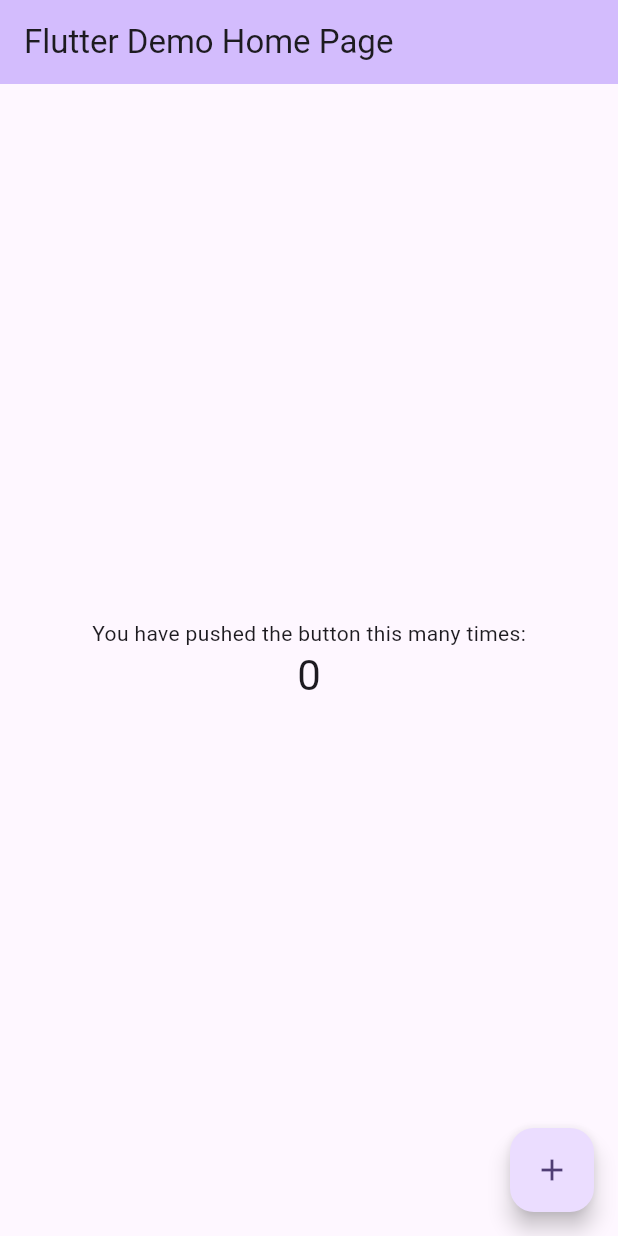
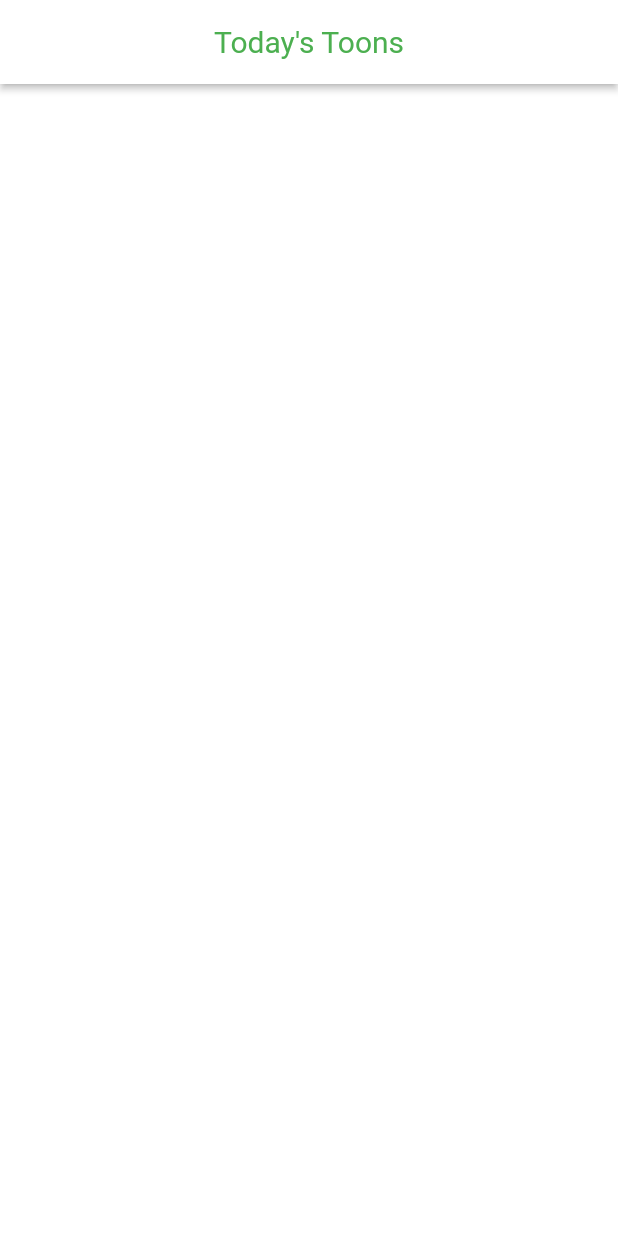
Before and after one commit to tenisme/webtoon_app, a Flutter app: the screen it shows after launch, on a phone screen of 412 x 824 dp. Run offline on Flutter 3.47's test engine with Material 3 defaults, Android fonts, the light colour scheme and no system bars.

Commit message:
Create home_screen.dart

```diff
--- a/lib/main.dart
+++ b/lib/main.dart
@@ -1,4 +1,5 @@
 import 'package:flutter/material.dart';
+import 'package:webtoon_app/screens/home_screen.dart';
 
 void main() {
   runApp(const MyApp());
@@ -12,111 +13,8 @@ class MyApp extends StatelessWidget {
   Widget build(BuildContext context) {
     return MaterialApp(
       title: 'Flutter Demo',
-      theme: ThemeData(
-        // This is the theme of your application.
-        //
-        // TRY THIS: Try running your application with "flutter run". You'll see
-        // the application has a purple toolbar. Then, without quitting the app,
-        // try changing the seedColor in the colorScheme below to Colors.green
-        // and then invoke "hot reload" (save your changes or press the "hot
-        // reload" button in a Flutter-supported IDE, or press "r" if you used
-        // the command line to start the app).
-        //
-        // Notice that the counter didn't reset back to zero; the application
-        // state is not lost during the reload. To reset the state, use hot
-        // restart instead.
-        //
-        // This works for code too, not just values: Most code changes can be
-        // tested with just a hot reload.
-        colorScheme: .fromSeed(seedColor: Colors.deepPurple),
-      ),
-      home: const MyHomePage(title: 'Flutter Demo Home Page'),
+      theme: ThemeData(colorScheme: .fromSeed(seedColor: Colors.deepPurple)),
+      home: HomeScreen(),
     );
   }
 }
-
-class MyHomePage extends StatefulWidget {
-  const MyHomePage({super.key, required this.title});
-
-  // This widget is the home page of your application. It is stateful, meaning
-  // that it has a State object (defined below) that contains fields that affect
-  // how it looks.
-
-  // This class is the configuration for the state. It holds the values (in this
-  // case the title) provided by the parent (in this case the App widget) and
-  // used by the build method of the State. Fields in a Widget subclass are
-  // always marked "final".
-
-  final String title;
-
-  @override
-  State<MyHomePage> createState() => _MyHomePageState();
-}
-
-class _MyHomePageState extends State<MyHomePage> {
-  int _counter = 0;
-
-  void _incrementCounter() {
-    setState(() {
-      // This call to setState tells the Flutter framework that something has
-      // changed in this State, which causes it to rerun the build method below
-      // so that the display can reflect the updated values. If we changed
-      // _counter without calling setState(), then the build method would not be
-      // called again, and so nothing would appear to happen.
-      _counter++;
-    });
-  }
-
-  @override
-  Widget build(BuildContext context) {
-    // This method is rerun every time setState is called, for instance as done
-    // by the _incrementCounter method above.
-    //
-    // The Flutter framework has been optimized to make rerunning build methods
-    // fast, so that you can just rebuild anything that needs updating rather
-    // than having to individually change instances of widgets.
-    return Scaffold(
-      appBar: AppBar(
-        // TRY THIS: Try changing the color here to a specific color (to
-        // Colors.amber, perhaps?) and trigger a hot reload to see the AppBar
-        // change color while the other colors stay the same.
-        backgroundColor: Theme.of(context).colorScheme.inversePrimary,
-        // Here we take the value from the MyHomePage object that was created by
-        // the App.build method, and use it to set our appbar title.
-        title: Text(widget.title),
-      ),
-      body: Center(
-        // Center is a layout widget. It takes a single child and positions it
-        // in the middle of the parent.
-        child: Column(
-          // Column is also a layout widget. It takes a list of children and
-          // arranges them vertically. By default, it sizes itself to fit its
-          // children horizontally, and tries to be as tall as its parent.
-          //
-          // Column has various properties to control how it sizes itself and
-          // how it positions its children. Here we use mainAxisAlignment to
-          // center the children vertically; the main axis here is the vertical
-          // axis because Columns are vertical (the cross axis would be
-          // horizontal).
-          //
-          // TRY THIS: Invoke "debug painting" (choose the "Toggle Debug Paint"
-          // action in the IDE, or press "p" in the console), to see the
-          // wireframe for each widget.
-          mainAxisAlignment: .center,
-          children: [
-            const Text('You have pushed the button this many times:'),
-            Text(
-              '$_counter',
-              style: Theme.of(context).textTheme.headlineMedium,
-            ),
-          ],
-        ),
-      ),
-      floatingActionButton: FloatingActionButton(
-        onPressed: _incrementCounter,
-        tooltip: 'Increment',
-        child: const Icon(Icons.add),
-      ),
-    );
-  }
-}
--- /dev/null
+++ b/lib/screens/home_screen.dart
@@ -0,0 +1,26 @@
+import 'package:flutter/material.dart';
+
+class HomeScreen extends StatelessWidget {
+  const HomeScreen({super.key});
+
+  @override
+  Widget build(BuildContext context) {
+    // Scaffold() : screen을 위한 기본적인 레이아웃과 설정을 제공해 준다.
+    return Scaffold(
+      backgroundColor: Colors.white,
+      appBar: AppBar(
+        // title 가운데 정렬
+        centerTitle: true,
+        // 그림자 두께 정도를 조절함
+        elevation: 2,
+        shadowColor: Colors.black,
+        backgroundColor: Colors.white,
+        // appBar의 폰트 컬러를 변경한다.
+        foregroundColor: Colors.green,
+        // ???
+        surfaceTintColor: Colors.white,
+        title: Text("Today's Toons", style: TextStyle(fontSize: 20)),
+      ),
+    );
+  }
+}
```
